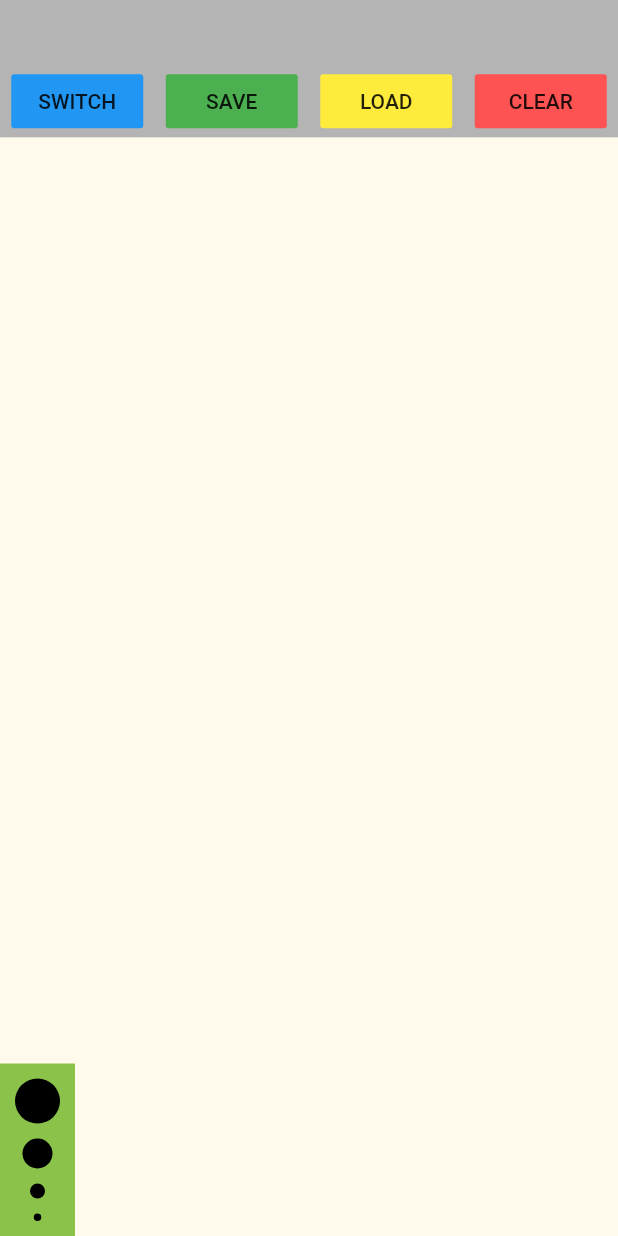
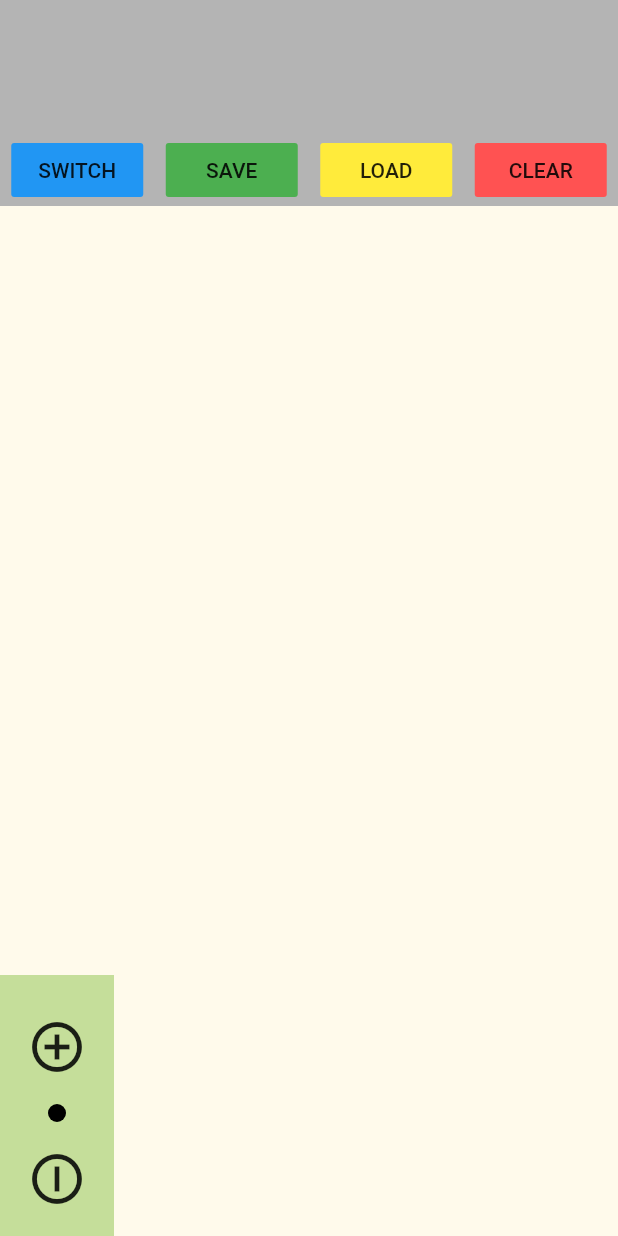
Before and after one commit to Daniel-BD/MonsterMaker-A-Drawing-Game, a Flutter app: the screen it shows after launch, on a phone screen of 412 x 824 dp. Run offline on Flutter 3.47's test engine with Material 2 defaults, Android fonts, the phone set to English and light mode, and no system bars; our stand-ins replace shared_preferences, tuple; missing offline and left inert: drawing_animation, shared_preferences_web.

Commit message:
Buttons for making painting stroke wider or smaller

```diff
--- a/lib/main.dart
+++ b/lib/main.dart
@@ -7,7 +7,7 @@ import 'package:shared_preferences/shared_preferences.dart';
 
 import 'painters.dart';
 import 'drawing_storage.dart';
-
+import 'dart:math' as math;
 //print('IN CANVAS 6. ${_drawingStorage.paths.length}, ${_drawingStorage.paints.length}');
 //print("PAN UPDATE: global pos: ${details.globalPosition}, local pos: ${details.localPosition}");
 //print("${paths.last. .toString()}");
@@ -46,7 +46,7 @@ class _MyHomePageState extends State<MyHomePage> {
 
   Paint _paint = Paint()
     ..color = Colors.black
-    ..strokeWidth = 5
+    ..strokeWidth = 12
     ..strokeCap = StrokeCap.round
     ..style = PaintingStyle.stroke;
 
@@ -81,17 +81,14 @@ class _MyHomePageState extends State<MyHomePage> {
               ],
             ),
             Container(
-              color: Colors.lightGreen,
+              color: Colors.lightGreen.withOpacity(0.5),
               child: Padding(
                 padding: const EdgeInsets.only(top: 10, left: 10, right: 10),
                 child: Column(
                   mainAxisSize: MainAxisSize.min,
                   crossAxisAlignment: CrossAxisAlignment.center,
                   children: <Widget>[
-                    _thicknessButton(30),
-                    _thicknessButton(20),
-                    _thicknessButton(10),
-                    _thicknessButton(5),
+                    _thicknessButton(),
                   ],
                 ),
               ),
@@ -102,8 +99,64 @@ class _MyHomePageState extends State<MyHomePage> {
     );
   }
 
-  Widget _thicknessButton(double thickness) {
-    return GestureDetector(
+  Widget _thicknessButton() {
+    return Column(
+      children: <Widget>[
+        Container(height: 10, width: 10),
+        Transform.rotate(
+          angle: math.pi / 2,
+          child: IconButton(
+            iconSize: 40,
+            icon: Icon(Icons.add_circle_outline),
+            onPressed: () {
+              if (_paint.strokeWidth > 40) {
+                return;
+              }
+              setState(() {
+                _paint = Paint()
+                  ..color = _paint.color
+                  ..strokeWidth = _paint.strokeWidth + 4
+                  ..strokeCap = StrokeCap.round
+                  ..style = PaintingStyle.stroke;
+              });
+            },
+          ),
+        ),
+        Padding(
+          padding: const EdgeInsets.only(top: 10, bottom: 10),
+          child: Container(
+            width: _paint.strokeWidth,
+            height: _paint.strokeWidth,
+            decoration: BoxDecoration(
+              color: _paint.color,
+              shape: BoxShape.circle,
+            ),
+          ),
+        ),
+        Transform.rotate(
+          angle: math.pi / 2,
+          child: IconButton(
+            iconSize: 40,
+            icon: Icon(Icons.remove_circle_outline),
+            onPressed: () {
+              if (_paint.strokeWidth < 8) {
+                return;
+              }
+              setState(() {
+                _paint = Paint()
+                  ..color = _paint.color
+                  ..strokeWidth = _paint.strokeWidth - 4
+                  ..strokeCap = StrokeCap.round
+                  ..style = PaintingStyle.stroke;
+              });
+            },
+          ),
+        ),
+        Container(height: 10, width: 10),
+      ],
+    );
+
+    /*return GestureDetector(
       onTap: () {
         _paint = Paint()
           ..color = Colors.black
@@ -122,14 +175,14 @@ class _MyHomePageState extends State<MyHomePage> {
           ),
         ),
       ),
-    );
+    ); */
   }
 
   Widget _animationCanvas() {
     return AspectRatio(
-      aspectRatio: 0.5625,
+      aspectRatio: 0.6,
       child: Container(
-        color: Colors.green,
+        color: Colors.grey[200],
         child: AnimatedDrawing.paths(
           _drawingStorage.paths,
           paints: _drawingStorage.paints,
@@ -151,7 +204,7 @@ class _MyHomePageState extends State<MyHomePage> {
 
     return AspectRatio(
       key: _canvasKey,
-      aspectRatio: 0.5625,
+      aspectRatio: 0.6,
       child: Container(
         color: Color.fromRGBO(255, 250, 235, 1),
         child: GestureDetector(
```
